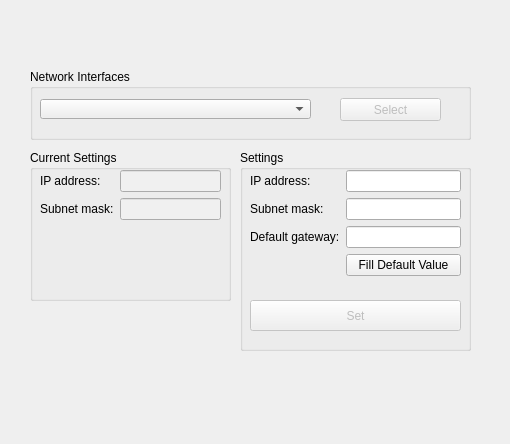
toyoh3232/appsuite, file cot-target/HostSettingsWizardPage.ui: the form before one commit.
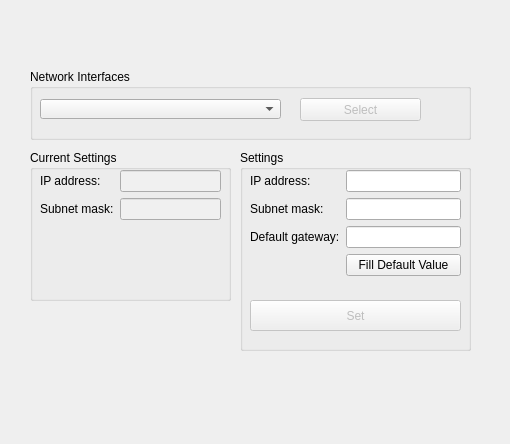
The form after the commit.

What changed in the file:
```diff
--- a/cot-target/HostSettingsWizardPage.ui
+++ b/cot-target/HostSettingsWizardPage.ui
@@ -233,7 +233,7 @@
      <rect>
       <x>10</x>
       <y>30</y>
-      <width>271</width>
+      <width>241</width>
       <height>20</height>
      </rect>
     </property>
@@ -250,9 +250,9 @@
     </property>
     <property name="geometry">
      <rect>
-      <x>310</x>
+      <x>270</x>
       <y>29</y>
-      <width>101</width>
+      <width>121</width>
       <height>23</height>
      </rect>
     </property>
```
